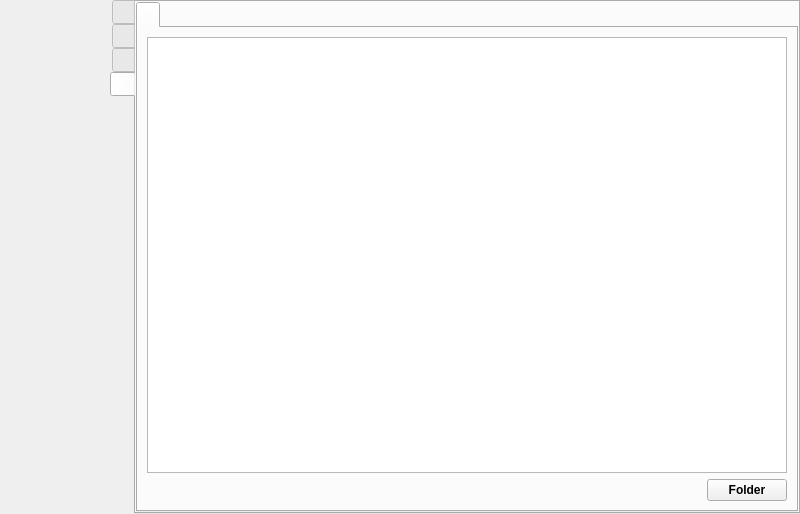
The window that src/wayland/formMainWindow_wl.ui (vkohaupt/vokoscreenNG) describes before a commit, drawn with Qt 5.
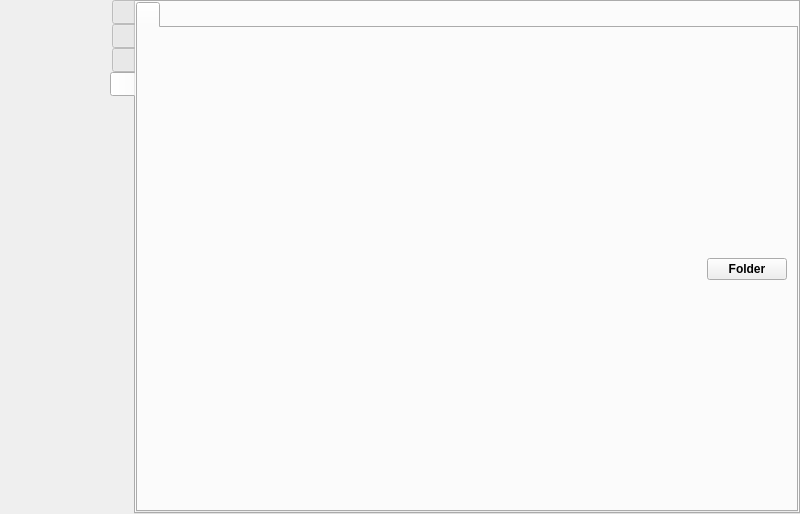
The same window after the commit. The open tabs and pages were chosen to show the change. Icons and pictures are not drawn.

Patch:
```diff
--- a/src/wayland/formMainWindow_wl.ui
+++ b/src/wayland/formMainWindow_wl.ui
@@ -1957,9 +1957,6 @@
               <string notr="true"/>
              </attribute>
              <layout class="QVBoxLayout" name="verticalLayout_9">
-              <item>
-               <widget class="QTextBrowser" name="textBrowserLog"/>
-              </item>
               <item>
                <layout class="QHBoxLayout" name="horizontalLayout_12">
                 <item>
```
Left out of the diff: 4 changed lines with no effect on the pictures.
